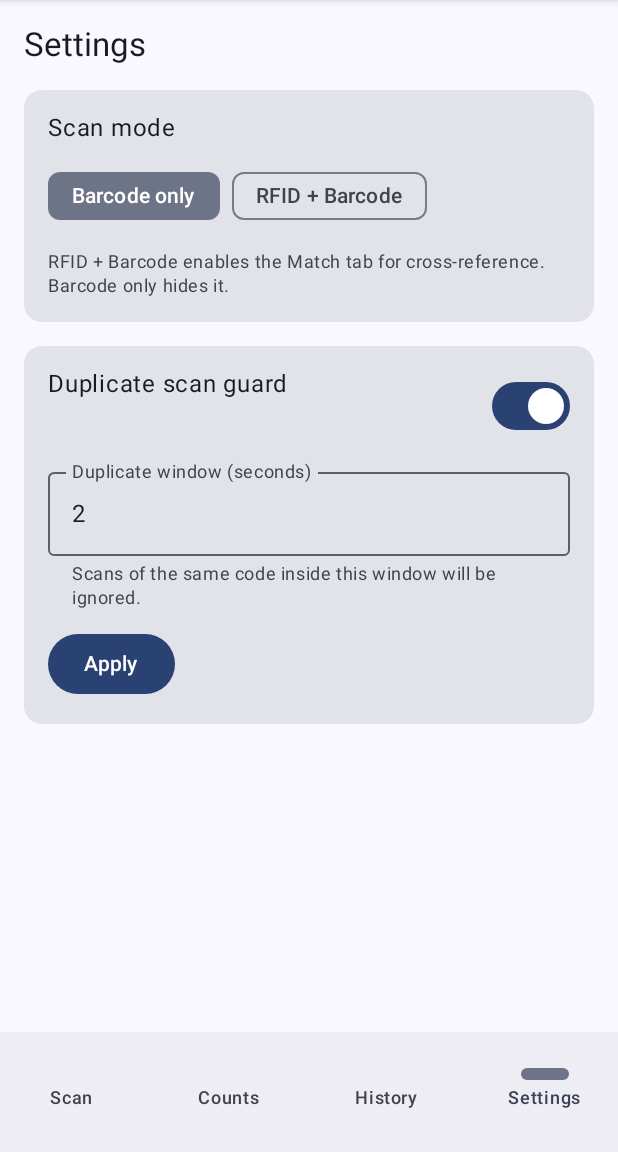
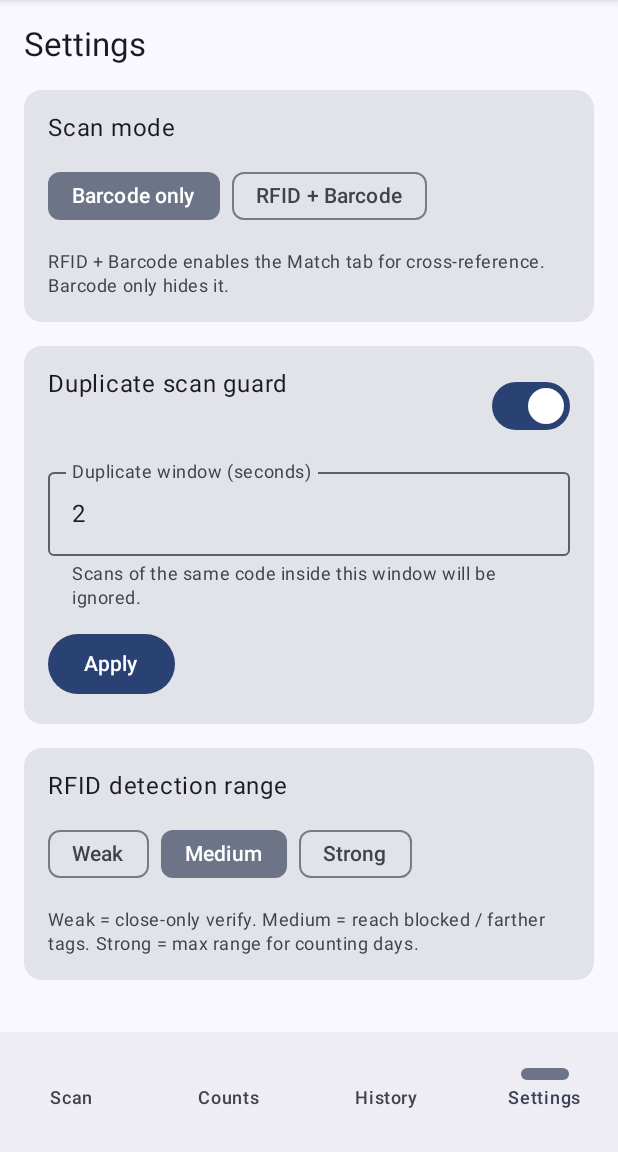
Before and after one commit to jbera123/Scanlog, an Android app built with Jetpack Compose: the screen it shows after launch (MainActivity), item 4 of the bottom bar chosen, on a phone screen of 412 x 824 dp, the part 84-1236 px from its top. Run offline under Robolectric (Android 15) with nearby library versions, the phone set to English and light mode, and no system bars.

Commit message:
Phase 3: re-add range tiers + Settings toggle, power-only (APK v1.3-range)
Brings back WEAK/MEDIUM/STRONG with a Settings chip row. CRITICAL guardrail:
tiers tune transmit POWER only (WEAK 18 / MEDIUM 26 / STRONG 33 dBm) and the
RSSI floor stays 0 for ALL tiers — a non-zero floor is what filtered out every
tag before. Lower power = shorter range without dropping responding tags.

- RfidController.setRange(range) sets powerDbm (floor always 0); applied live if
  open, else cached for next init(). Default STRONG = known-good config.
- ScanlogApp applies the persisted range at startup (caches power; doesn't open
  the reader). SettingsViewModel/SettingsScreen re-expose the toggle.

Rollback: revert this PR, or reinstall scanlog-v1.2-throttle.

Co-Authored-By: Claude Opus 4.8 <noreply@anthropic.com>

```diff
--- a/app/build.gradle.kts
+++ b/app/build.gradle.kts
@@ -14,8 +14,8 @@ android {
         applicationId = "com.example.scanlog"
         minSdk = 26
         targetSdk = 34
-        versionCode = 3
-        versionName = "1.2-throttle"
+        versionCode = 4
+        versionName = "1.3-range"
     }
 
     buildFeatures { compose = true }
--- a/app/src/main/java/com/example/scanlog/ScanlogApp.kt
+++ b/app/src/main/java/com/example/scanlog/ScanlogApp.kt
@@ -3,6 +3,7 @@ package com.example.scanlog
 import android.app.Application
 import com.example.scanlog.data.ScanMode
 import com.example.scanlog.data.ScanStore
+import com.example.scanlog.rfid.RfidController
 import com.example.scanlog.util.BldScanner
 import com.example.scanlog.util.CountExporter
 import java.time.LocalDate
@@ -45,6 +46,10 @@ class ScanlogApp : Application() {
             val mode = store.scanMode.first()
             BldScanner.setContinuous(mode == ScanMode.RFID_AND_BARCODE)
 
+            // Cache the persisted range (power) so it's applied when the reader is
+            // first opened. This only sets a field — it does not open the reader.
+            RfidController.setRange(store.rfidRange.first())
+
             // NOTE: the UHF reader is deliberately NOT opened here. It is opened
             // lazily by AppNav only when the user is in RFID_AND_BARCODE mode, so
             // the default barcode-only app never powers on (or can be destabilized
--- a/app/src/main/java/com/example/scanlog/rfid/RfidController.kt
+++ b/app/src/main/java/com/example/scanlog/rfid/RfidController.kt
@@ -1,6 +1,7 @@
 package com.example.scanlog.rfid
 
 import android.util.Log
+import com.example.scanlog.data.RfidRange
 import com.gg.reader.api.dal.GClient
 import com.gg.reader.api.dal.HandlerTagEpcLog
 import com.gg.reader.api.dal.HandlerTagEpcOver
@@ -49,15 +50,21 @@ object RfidController {
     // Controlled by AppNav based on (scan mode == RFID_AND_BARCODE) AND (current tab in {scan, match}).
     private val gated = AtomicBoolean(false)
 
-    // Single fixed reader config (range tiers removed). Power in dBm, RSSI floor in
-    // dBm (0 == NO filter — read every tag, like the working demo). This matches the
-    // counting-day "STRONG" config (max power, no floor). A non-zero floor here was
-    // silently filtering out tags so nothing read.
-    private const val FIXED_POWER_DBM = 33
-    private const val FIXED_RSSI_FLOOR = 0
+    // Phase 3 — range tiers tune POWER only; the RSSI floor stays 0 for EVERY tier
+    // (a non-zero floor silently filtered tags out — see ROADMAP guardrail #2).
+    // Lower power = shorter read range (close-only) without dropping any tag that
+    // does respond. Default STRONG (33 dBm) = the known-good counting config.
+    private const val RSSI_FLOOR = 0
+    @Volatile private var powerDbm: Int = 33
 
-    // Current RSSI floor (dBm). 0 == no filter.
-    @Volatile private var rssiFloorDbm: Int = FIXED_RSSI_FLOOR
+    private fun powerFor(range: RfidRange): Int = when (range) {
+        RfidRange.WEAK   -> 18   // ~close-only verify
+        RfidRange.MEDIUM -> 26   // mid range
+        RfidRange.STRONG -> 33   // max range, counting
+    }
+
+    // Current RSSI floor (dBm). 0 == no filter (always 0 — see above).
+    @Volatile private var rssiFloorDbm: Int = RSSI_FLOOR
 
     // Phase 2 — per-EPC throttle. The reader reports a tag held in the field many
     // times/sec; this drops repeats of the SAME epc within the window so a long
@@ -136,9 +143,9 @@ object RfidController {
                 Log.i(TAG, "reader opened at $baud")
                 wireCallbacks()
                 opened.set(true)
-                // Single fixed config — no runtime range tuning.
-                applyPower(FIXED_POWER_DBM)
-                applyTagLog(rssiTv = FIXED_RSSI_FLOOR, repeatedMs = 0)
+                // Apply current range (power) + no RSSI filter.
+                applyPower(powerDbm)
+                applyTagLog(rssiTv = RSSI_FLOOR, repeatedMs = 0)
                 return true
             } else {
                 Log.w(TAG, "handshake failed at $baud rtCode=${stop.rtCode} msg=${stop.rtMsg}")
@@ -175,6 +182,16 @@ object RfidController {
      * scanner service untouched.
      */
     fun isGateOpen(): Boolean = gated.get()
+
+    /**
+     * Set the read-range tier. Tunes transmit POWER only — the RSSI floor stays 0
+     * so no tag that responds is ever filtered out. Safe to call before the reader
+     * is open (caches the power; applied on next init()).
+     */
+    fun setRange(range: RfidRange) {
+        powerDbm = powerFor(range)
+        if (opened.get()) applyPower(powerDbm)
+    }
 
     /** Called on hardware trigger key DOWN. Starts inventory only if gate is open. */
     fun triggerPress() {
--- a/app/src/main/java/com/example/scanlog/ui/screens/SettingsScreen.kt
+++ b/app/src/main/java/com/example/scanlog/ui/screens/SettingsScreen.kt
@@ -26,6 +26,7 @@ import androidx.compose.ui.res.stringResource
 import androidx.compose.ui.unit.dp
 import androidx.lifecycle.viewmodel.compose.viewModel
 import com.example.scanlog.R
+import com.example.scanlog.data.RfidRange
 import com.example.scanlog.data.ScanMode
 import com.example.scanlog.ui.viewmodel.SettingsViewModel
 
@@ -34,6 +35,7 @@ fun SettingsScreen(vm: SettingsViewModel = viewModel()) {
     val enabled by vm.dupEnabled.collectAsState()
     val windowMs by vm.dupWindowMs.collectAsState()
     val scanMode by vm.scanMode.collectAsState()
+    val rfidRange by vm.rfidRange.collectAsState()
 
     var secondsText by remember(windowMs) { mutableStateOf((windowMs / 1000L).toString()) }
 
@@ -113,5 +115,34 @@ fun SettingsScreen(vm: SettingsViewModel = viewModel()) {
                 }
             }
         }
+
+        Card {
+            Column(
+                modifier = Modifier.padding(16.dp),
+                verticalArrangement = Arrangement.spacedBy(12.dp)
+            ) {
+                Text(
+                    text = stringResource(R.string.settings_rfid_range),
+                    style = MaterialTheme.typography.bodyLarge
+                )
+                Row(
+                    modifier = Modifier.fillMaxWidth(),
+                    horizontalArrangement = Arrangement.spacedBy(8.dp)
+                ) {
+                    RfidRange.entries.forEach { range ->
+                        FilterChip(
+                            selected = rfidRange == range,
+                            onClick = { vm.setRfidRange(range) },
+                            label = { Text(range.label) }
+                        )
+                    }
+                }
+                Text(
+                    text = stringResource(R.string.settings_rfid_range_hint),
+                    style = MaterialTheme.typography.bodySmall,
+                    color = MaterialTheme.colorScheme.onSurfaceVariant
+                )
+            }
+        }
     }
 }
--- a/app/src/main/java/com/example/scanlog/ui/viewmodel/SettingsViewModel.kt
+++ b/app/src/main/java/com/example/scanlog/ui/viewmodel/SettingsViewModel.kt
@@ -3,6 +3,7 @@ package com.example.scanlog.ui.viewmodel
 import android.app.Application
 import androidx.lifecycle.AndroidViewModel
 import androidx.lifecycle.viewModelScope
+import com.example.scanlog.data.RfidRange
 import com.example.scanlog.data.ScanMode
 import com.example.scanlog.data.ScanStore
 import com.example.scanlog.rfid.RfidController
@@ -43,6 +44,20 @@ class SettingsViewModel(app: Application) : AndroidViewModel(app) {
         }
     }
 
+    val rfidRange: StateFlow<RfidRange> =
+        store.rfidRange.stateIn(
+            scope = viewModelScope,
+            started = SharingStarted.Eagerly,
+            initialValue = RfidRange.STRONG
+        )
+
+    fun setRfidRange(range: RfidRange) {
+        viewModelScope.launch {
+            store.setRfidRange(range)
+            RfidController.setRange(range)
+        }
+    }
+
     val scanMode: StateFlow<ScanMode> =
         store.scanMode.stateIn(
             scope = viewModelScope,
```
